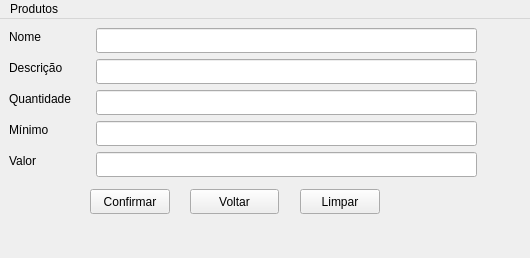
Qt form Interface/editaProdutos.ui (jessica-lemes/Projeto-Estoque) before a commit.
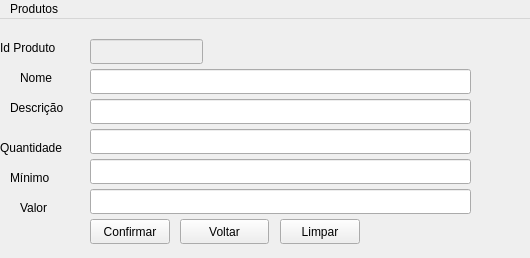
The same form after that commit.

Patch:
```diff
--- a/Interface/editaProdutos.ui
+++ b/Interface/editaProdutos.ui
@@ -17,8 +17,8 @@
    <widget class="QLineEdit" name="lineNome">
     <property name="geometry">
      <rect>
-      <x>96</x>
-      <y>9</y>
+      <x>90</x>
+      <y>50</y>
       <width>381</width>
       <height>25</height>
      </rect>
@@ -27,8 +27,8 @@
    <widget class="QLabel" name="label">
     <property name="geometry">
      <rect>
-      <x>9</x>
-      <y>9</y>
+      <x>20</x>
+      <y>50</y>
       <width>42</width>
       <height>17</height>
      </rect>
@@ -40,8 +40,8 @@
    <widget class="QLabel" name="label_2">
     <property name="geometry">
      <rect>
-      <x>9</x>
-      <y>40</y>
+      <x>10</x>
+      <y>80</y>
       <width>66</width>
       <height>17</height>
      </rect>
@@ -53,8 +53,8 @@
    <widget class="QLabel" name="label_3">
     <property name="geometry">
      <rect>
-      <x>9</x>
-      <y>71</y>
+      <x>0</x>
+      <y>120</y>
       <width>81</width>
       <height>17</height>
      </rect>
@@ -66,8 +66,8 @@
    <widget class="QLabel" name="label_4">
     <property name="geometry">
      <rect>
-      <x>9</x>
-      <y>102</y>
+      <x>10</x>
+      <y>150</y>
       <width>51</width>
       <height>17</height>
      </rect>
@@ -79,8 +79,8 @@
    <widget class="QLabel" name="label_5">
     <property name="geometry">
      <rect>
-      <x>9</x>
-      <y>133</y>
+      <x>20</x>
+      <y>180</y>
       <width>36</width>
       <height>17</height>
      </rect>
@@ -92,8 +92,8 @@
    <widget class="QLineEdit" name="lineDescricao">
     <property name="geometry">
      <rect>
-      <x>96</x>
-      <y>40</y>
+      <x>90</x>
+      <y>80</y>
       <width>381</width>
       <height>25</height>
      </rect>
@@ -102,8 +102,8 @@
    <widget class="QLineEdit" name="lineQtd">
     <property name="geometry">
      <rect>
-      <x>96</x>
-      <y>71</y>
+      <x>90</x>
+      <y>110</y>
       <width>381</width>
       <height>25</height>
      </rect>
@@ -112,8 +112,8 @@
    <widget class="QLineEdit" name="lineQtdMin">
     <property name="geometry">
      <rect>
-      <x>96</x>
-      <y>102</y>
+      <x>90</x>
+      <y>140</y>
       <width>381</width>
       <height>25</height>
      </rect>
@@ -122,8 +122,8 @@
    <widget class="QLineEdit" name="lineValor">
     <property name="geometry">
      <rect>
-      <x>96</x>
-      <y>133</y>
+      <x>90</x>
+      <y>170</y>
       <width>381</width>
       <height>25</height>
      </rect>
@@ -132,8 +132,8 @@
    <widget class="QPushButton" name="btnLimpar">
     <property name="geometry">
      <rect>
-      <x>300</x>
-      <y>170</y>
+      <x>280</x>
+      <y>200</y>
       <width>80</width>
       <height>25</height>
      </rect>
@@ -146,7 +146,7 @@
     <property name="geometry">
      <rect>
       <x>90</x>
-      <y>170</y>
+      <y>200</y>
       <width>80</width>
       <height>25</height>
      </rect>
@@ -158,8 +158,8 @@
    <widget class="QPushButton" name="btnVoltar">
     <property name="geometry">
      <rect>
-      <x>190</x>
-      <y>170</y>
+      <x>180</x>
+      <y>200</y>
       <width>89</width>
       <height>25</height>
      </rect>
@@ -168,6 +168,32 @@
      <string>Voltar</string>
     </property>
    </widget>
+   <widget class="QLabel" name="label_6">
+    <property name="geometry">
+     <rect>
+      <x>0</x>
+      <y>20</y>
+      <width>81</width>
+      <height>17</height>
+     </rect>
+    </property>
+    <property name="text">
+     <string>Id Produto</string>
+    </property>
+   </widget>
+   <widget class="QLineEdit" name="lineEdit">
+    <property name="enabled">
+     <bool>false</bool>
+    </property>
+    <property name="geometry">
+     <rect>
+      <x>90</x>
+      <y>20</y>
+      <width>113</width>
+      <height>25</height>
+     </rect>
+    </property>
+   </widget>
   </widget>
   <widget class="QMenuBar" name="menubar">
    <property name="geometry">
```
